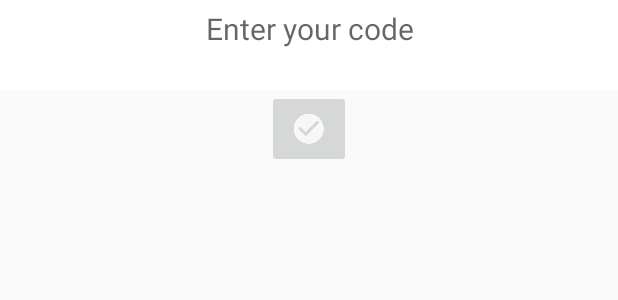
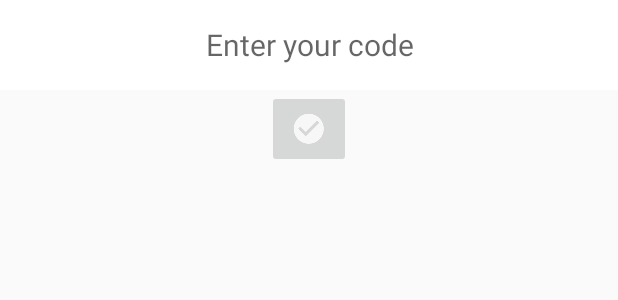
Before and after one commit to jlsarmientoh/RecyclerMe, an Android app: the layout fragment_code_input.xml on its own in the app's theme, with its tools: preview values and no code run, on a phone screen of 412 x 824 dp. Shown: the top 300 px of the screen. Run offline under Robolectric (Android 15) with nearby library versions, the phone set to English and light mode, and no system bars.

Commit message:
Changes TextView By EditText

```diff
--- a/app/src/main/java/fair/science/prodigious/com/recycleme/fragments/CodeInputFragment.java
+++ b/app/src/main/java/fair/science/prodigious/com/recycleme/fragments/CodeInputFragment.java
@@ -7,6 +7,7 @@ import android.support.v4.app.Fragment;
 import android.view.LayoutInflater;
 import android.view.View;
 import android.view.ViewGroup;
+import android.widget.EditText;
 import android.widget.ImageButton;
 import android.widget.TextView;
 
@@ -18,7 +19,7 @@ import fair.science.prodigious.com.recycleme.R;
 public class CodeInputFragment extends Fragment implements View.OnClickListener {
 
 
-    private TextView textCode;
+    private EditText textCode;
 
     private ImageButton actionAdd;
 
@@ -33,7 +34,7 @@ public class CodeInputFragment extends Fragment implements View.OnClickListener
                              Bundle savedInstanceState){
 
         View fragment = inflater.inflate(R.layout.fragment_code_input, container, false);
-        this.textCode = (TextView) fragment.findViewById(R.id.textCode);
+        this.textCode = (EditText) fragment.findViewById(R.id.textCode);
         this.actionAdd = (ImageButton) fragment.findViewById(R.id.action_add_code);
         this.actionAdd.setOnClickListener(this);
         return fragment;
--- a/app/src/main/res/layout/fragment_code_input.xml
+++ b/app/src/main/res/layout/fragment_code_input.xml
@@ -5,7 +5,7 @@
     android:layout_width="match_parent"
     android:layout_height="match_parent">
 
-    <TextView
+    <EditText
         android:layout_width="match_parent"
         android:layout_height="60dp"
         android:id="@+id/textCode"
```
